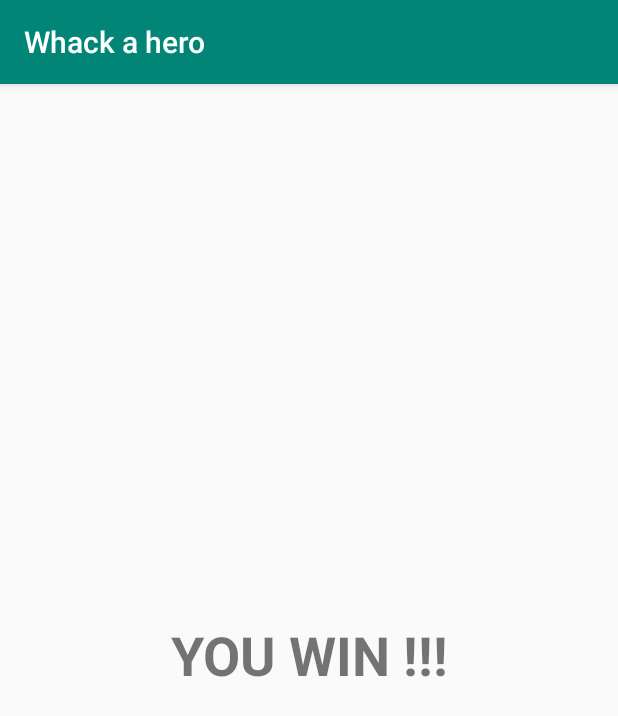
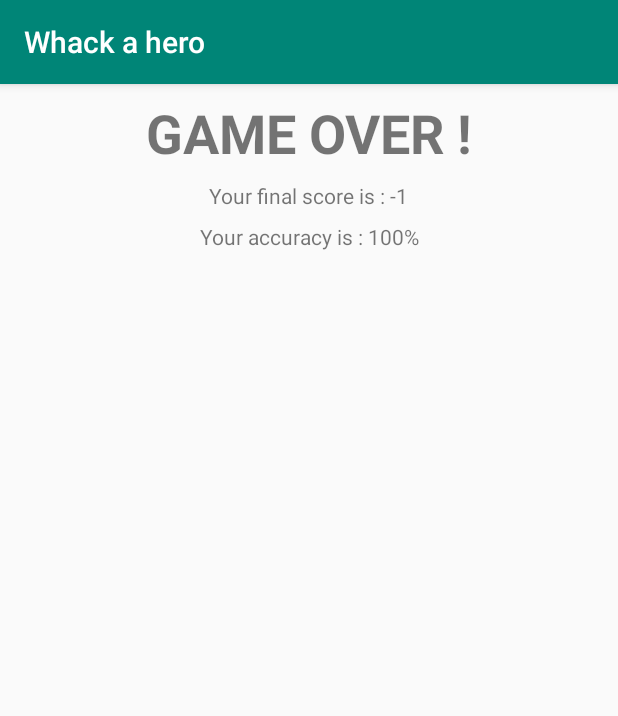
Before and after one commit to pandadod/Whack-a-hero, an Android app: the ScoreActivity screen opened directly, with no data from a screen before it, on a phone screen of 412 x 824 dp. Shown: the top 716 px of the screen. Run offline under Robolectric (Android 15) with nearby library versions, the phone set to English and light mode, and no system bars; network calls fail.

Commit message:
scoreactivity setup

```diff
--- a/app/src/main/java/com/example/whackahero/ScoreActivity.java
+++ b/app/src/main/java/com/example/whackahero/ScoreActivity.java
@@ -1,7 +1,9 @@
 package com.example.whackahero;
 
+import android.content.Intent;
+import android.os.Bundle;
 import android.support.v7.app.AppCompatActivity;
-import android.os.Bundle;
+import android.widget.TextView;
 
 public class ScoreActivity extends AppCompatActivity {
 
@@ -9,5 +11,14 @@ public class ScoreActivity extends AppCompatActivity {
     protected void onCreate(Bundle savedInstanceState) {
         super.onCreate(savedInstanceState);
         setContentView(R.layout.activity_score);
+
+        Intent intent = getIntent();
+        int score = intent.getIntExtra("score", -1);
+        int accuracy = intent.getIntExtra("accuracy", -1);
+
+        TextView tvScore = findViewById(R.id.tvScore);
+        tvScore.setText("Your final score is : " + score);
+        TextView tvAccuracy = findViewById(R.id.tvAccuracy);
+        tvAccuracy.setText("Your accuracy is : " + score * 100 / accuracy + "%");
     }
 }
--- a/app/src/main/res/layout/activity_score.xml
+++ b/app/src/main/res/layout/activity_score.xml
@@ -7,20 +7,37 @@
     tools:context=".ScoreActivity">
 
     <TextView
-        android:id="@+id/textView"
+        android:id="@+id/tvGameOver"
         android:layout_width="0dp"
         android:layout_height="wrap_content"
         android:layout_marginStart="8dp"
-        android:layout_marginLeft="8dp"
+        android:layout_marginTop="8dp"
         android:layout_marginEnd="8dp"
-        android:layout_marginRight="8dp"
-        android:layout_marginBottom="8dp"
         android:gravity="center"
-        android:text="YOU WIN !!!"
+        android:text="GAME OVER !"
         android:textSize="36sp"
         android:textStyle="bold"
-        app:layout_constraintBottom_toBottomOf="parent"
         app:layout_constraintEnd_toEndOf="parent"
         app:layout_constraintStart_toStartOf="parent"
         app:layout_constraintTop_toTopOf="parent" />
+
+    <TextView
+        android:id="@+id/tvScore"
+        android:layout_width="wrap_content"
+        android:layout_height="wrap_content"
+        android:layout_marginTop="8dp"
+        app:layout_constraintEnd_toEndOf="parent"
+        app:layout_constraintStart_toStartOf="parent"
+        app:layout_constraintTop_toBottomOf="@+id/tvGameOver"
+        tools:text="@string/score" />
+
+    <TextView
+        android:id="@+id/tvAccuracy"
+        android:layout_width="wrap_content"
+        android:layout_height="wrap_content"
+        android:layout_marginTop="8dp"
+        app:layout_constraintEnd_toEndOf="parent"
+        app:layout_constraintStart_toStartOf="parent"
+        app:layout_constraintTop_toBottomOf="@+id/tvScore"
+        tools:text="Accuracy" />
 </android.support.constraint.ConstraintLayout>
```
Also changed, not shown: app/src/main/java/com/example/whackahero/MainActivity.java (+30 -21 lines).
